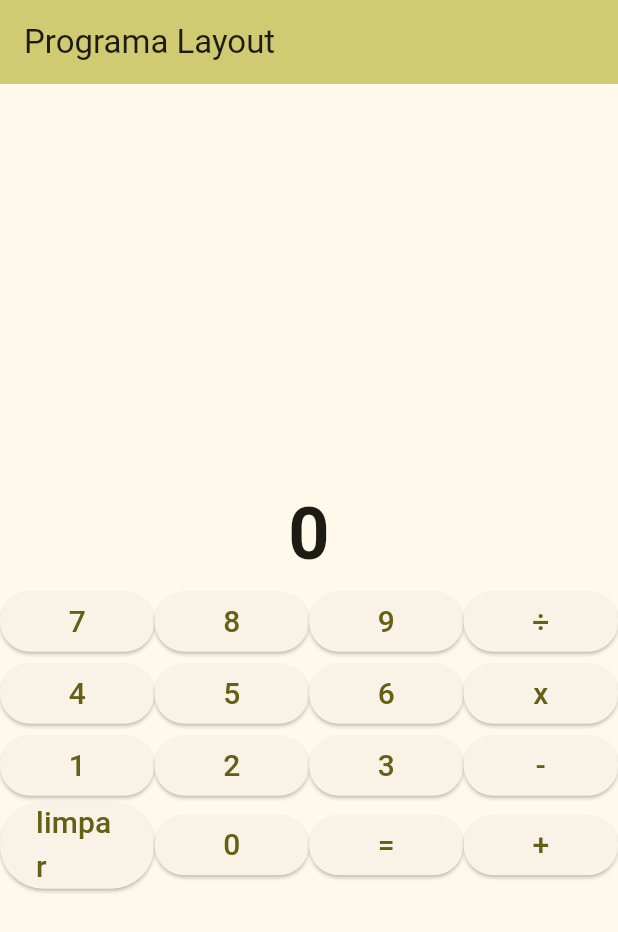
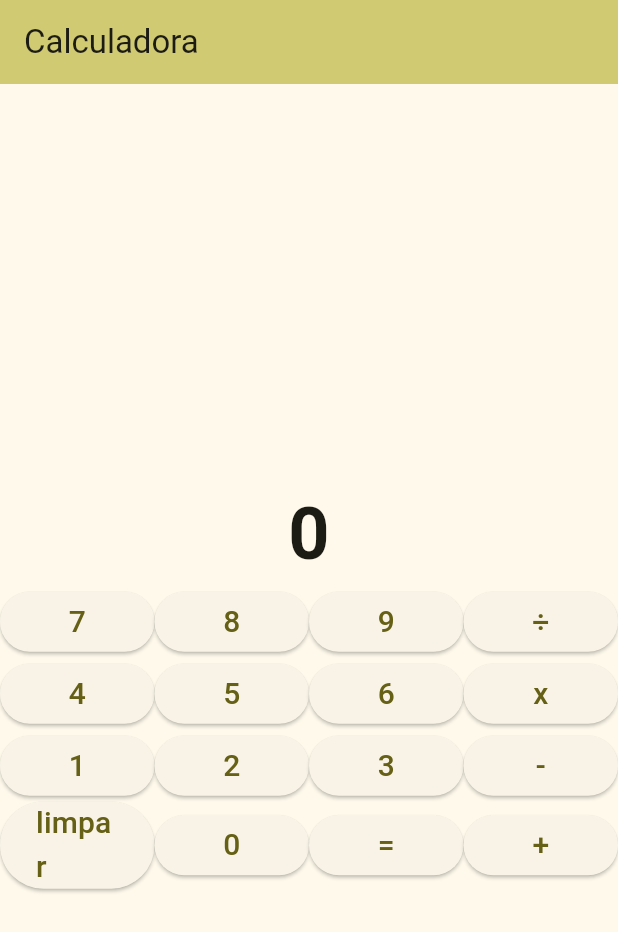
Before and after one commit to mirtilo-diana/myapp, a Flutter app: the screen it shows after launch, on a phone screen of 412 x 824 dp. Shown: the top 932 px of the screen. Run offline on Flutter 3.47's test engine with Material 3 defaults, Android fonts, the phone set to English and light mode, and no system bars.

Commit message:
Update main.dart

```diff
--- a/lib/main.dart
+++ b/lib/main.dart
@@ -16,7 +16,7 @@ class MyApp extends StatelessWidget {
         colorScheme: ColorScheme.fromSeed(seedColor: const Color.fromARGB(255, 231, 224, 128)),
         useMaterial3: true,
       ),
-      home: const HomePage(title: 'Programa Layout'),
+      home: const HomePage(title: 'Calculadora'),
     );
   }
 }
```
